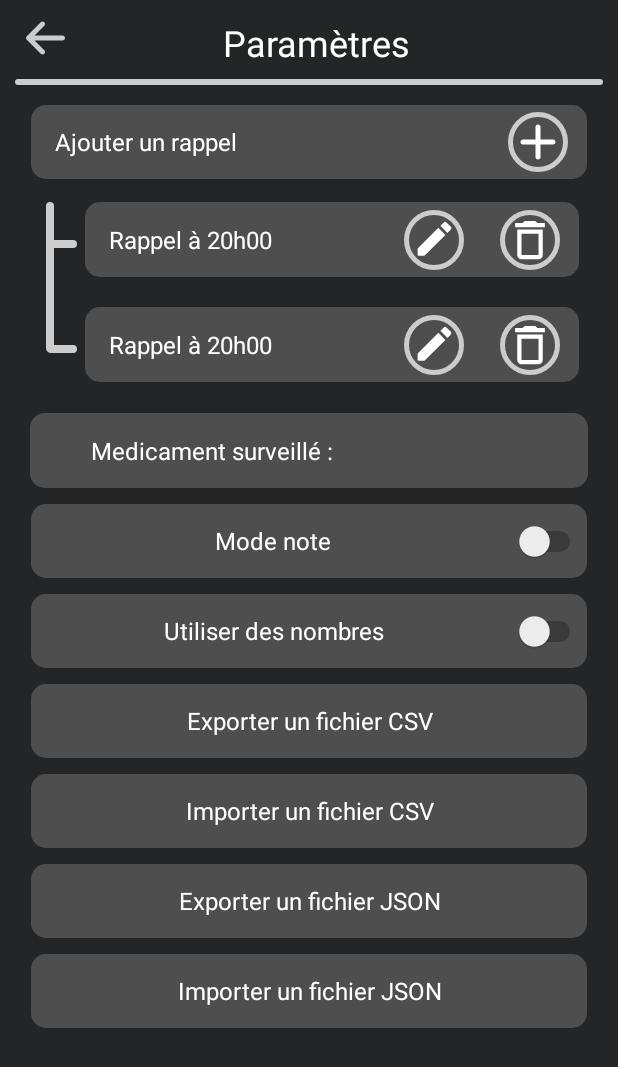
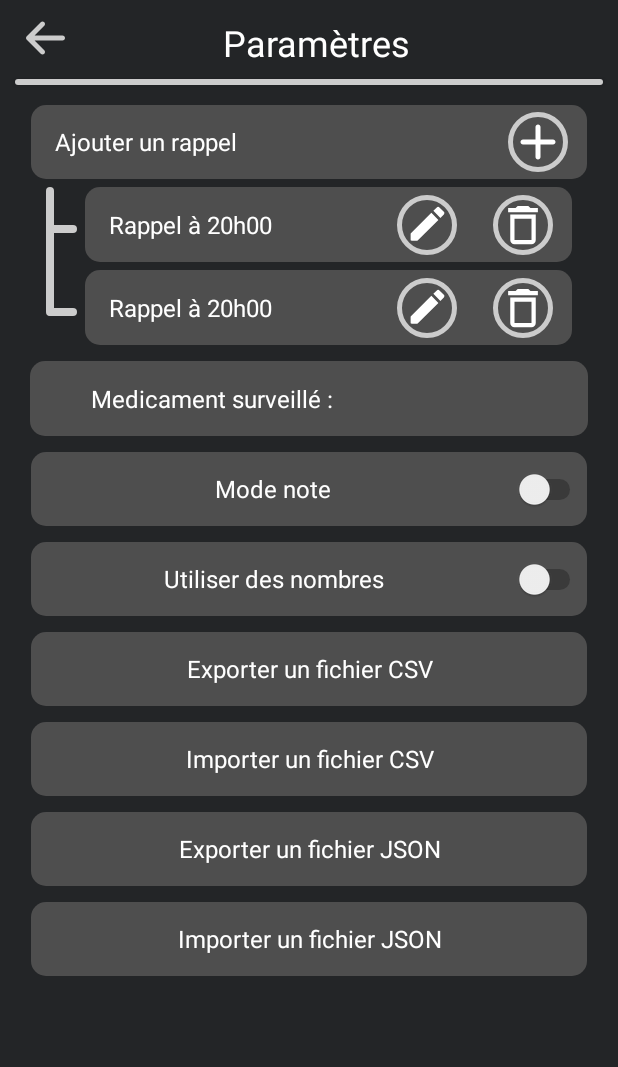
Before and after one commit to Caryboudou/Zoodle, an Android app: the layout activity_settings.xml on its own in the app's theme, with its tools: preview values and no code run, on a phone screen of 412 x 824 dp. Shown: the top 1067 px of the screen. Run offline under Robolectric (Android 15) with nearby library versions, the phone set to English and light mode, and no system bars.

Commit message:
modifier ecart entre textview dans param

```diff
--- a/app/src/main/res/layout/activity_settings.xml
+++ b/app/src/main/res/layout/activity_settings.xml
@@ -84,7 +84,10 @@
                     android:id="@+id/gene"
                     android:layout_width="match_parent"
                     android:layout_height="match_parent"
-                    android:layout_margin="5dp"
+                    android:layout_marginTop="5dp"
+                    android:layout_marginBottom="5dp"
+                    android:layout_marginStart="5dp"
+                    android:layout_marginEnd="5dp"
                     android:background="@drawable/activity_row_rounded_corner"
                     app:layout_constraintBottom_toBottomOf="parent"
                     app:layout_constraintEnd_toEndOf="parent"
@@ -130,8 +133,8 @@
                     android:layout_height="match_parent"
                     android:layout_marginStart="15dp"
                     android:layout_marginEnd="-10dp"
-                    android:layout_marginTop="10dp"
-                    android:layout_marginBottom="35dp"
+                    android:layout_marginTop="0dp"
+                    android:layout_marginBottom="30dp"
                     android:background="@drawable/top_divider"/>
                 <androidx.recyclerview.widget.RecyclerView
                     android:id="@+id/recyclerViewSettings"
@@ -150,7 +153,7 @@
             <LinearLayout
                 android:layout_width="match_parent"
                 android:layout_height="50dp"
-                android:layout_marginTop="5dp"
+                android:layout_marginTop="0dp"
                 android:layout_marginBottom="5dp"
                 android:layout_marginLeft="10dp"
                 android:layout_marginRight="10dp"
--- a/app/src/main/res/layout/mood_entry_layout.xml
+++ b/app/src/main/res/layout/mood_entry_layout.xml
@@ -130,7 +130,7 @@
                 android:text="@string/default_date"
                 android:textColor="@color/colorOnPrimaryText"
                 android:textAppearance="@style/TextAppearance.AppCompat.Body1"
-                android:textSize="17sp"
+                android:textSize="16sp"
                 tools:ignore="TouchTargetSizeCheck" />
 
             <TextView
@@ -244,7 +244,7 @@
                         android:maxLines="10"
                         android:textAppearance="@style/TextAppearance.AppCompat.Body1"
                         android:textColor="@color/colorOnPrimaryText"
-                        android:textSize="12sp"
+                        android:textSize="14sp"
                         tools:ignore="TouchTargetSizeCheck"/>
                 </ScrollView>
             </androidx.constraintlayout.widget.ConstraintLayout>
--- a/app/src/main/res/layout/settings_activity.xml
+++ b/app/src/main/res/layout/settings_activity.xml
@@ -5,15 +5,15 @@
     xmlns:tools="http://schemas.android.com/tools"
     android:id="@+id/cAlarmBox"
     android:layout_width="match_parent"
-    android:layout_height="70dp">
+    android:layout_height="wrap_content">
 
     <LinearLayout
         android:id="@+id/llMainRowTop"
         android:layout_width="match_parent"
         android:layout_height="50dp"
         android:layout_marginStart="5dp"
-        android:layout_marginTop="5dp"
-        android:layout_marginEnd="5dp"
+        android:layout_marginTop="0dp"
+        android:layout_marginEnd="10dp"
         android:layout_marginBottom="5dp"
         android:layout_weight="1"
         android:orientation="horizontal"
```
